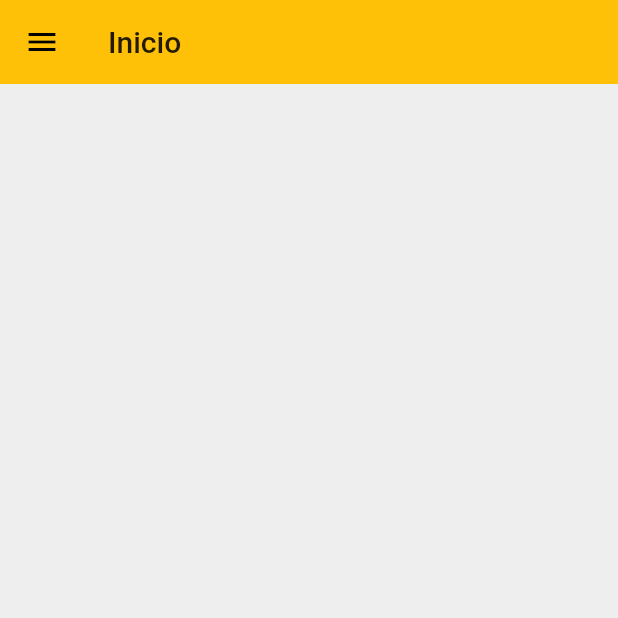
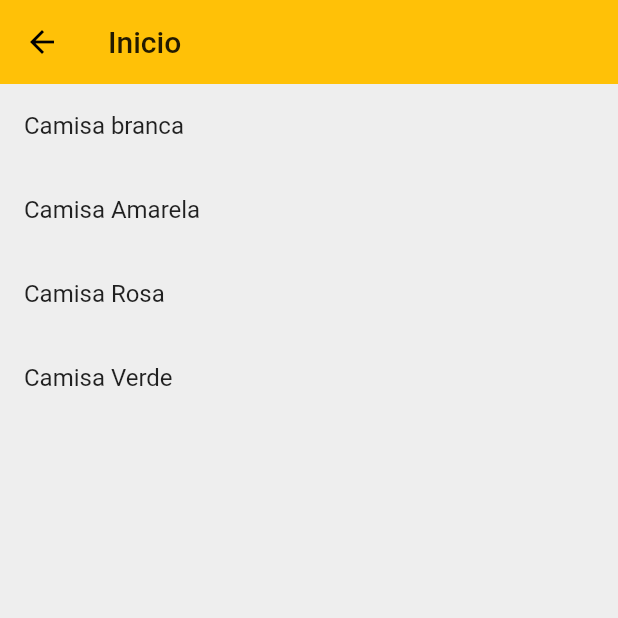
Before and after one commit to HelioVieiraSilvaJr/loja_virtual_flutter, a Flutter app: the screen it shows after launch, on a phone screen of 412 x 824 dp, the top half of it. Run offline on Flutter 3.47's test engine with Material 2 defaults, Android fonts, the phone set to English and light mode, and no system bars; our stand-ins replace cloud_firestore, firebase_auth; accounts and stored records are empty.

Commit message:
building productList screen.

```diff
--- a/lib/Scenes/BaseScreens.dart
+++ b/lib/Scenes/BaseScreens.dart
@@ -1,6 +1,7 @@
 import 'package:flutter/material.dart';
 import 'package:loja_virtual_flutter/Commons/DrawerCustom/DrawerCustom.dart';
 import 'package:loja_virtual_flutter/Commons/DrawerCustom/PageManager.dart';
+import 'package:loja_virtual_flutter/Scenes/Product/List/ProductListScreen.dart';
 import 'package:provider/provider.dart';
 
 class BaseScreens extends StatefulWidget {
@@ -20,13 +21,7 @@ class _BaseScreensState extends State<BaseScreens> {
         controller: pageController,
         physics: const NeverScrollableScrollPhysics(),
         children: <Widget>[
-          Scaffold(
-            drawer: DrawerCustom(),
-            appBar: AppBar(
-              title: Text("Inicio"),
-            ),
-            body: Container(),
-          ),
+          ProductListScreen(),
           Scaffold(
             drawer: DrawerCustom(),
             appBar: AppBar(
--- /dev/null
+++ b/lib/Scenes/Product/List/ProductListScreen.dart
@@ -0,0 +1,50 @@
+import 'package:flutter/material.dart';
+import 'package:loja_virtual_flutter/Scenes/Product/List/ProductListViewModel.dart';
+import 'package:loja_virtual_flutter/Scenes/Product/Model/Product.dart';
+
+class ProductListScreen extends StatefulWidget {
+  @override
+  _ProductListScreenState createState() => _ProductListScreenState();
+}
+
+class _ProductListScreenState extends State<ProductListScreen> {
+
+  var viewModel = ProductListViewModel();
+
+  @override
+  void initState() {
+    // TODO: implement initState
+    super.initState();
+
+    viewModel.fetchProducts();
+  }
+
+  @override
+  Widget build(BuildContext context) {
+    return Scaffold(
+      appBar: AppBar(
+        title: Text("Inicio"),
+      ),
+      body: StreamBuilder(
+          stream: viewModel.controller.stream,
+          initialData: new Product(),
+          builder: (context, snapshot) {
+            print("HELIO: $snapshot");
+            var products = viewModel.products;
+            return ListView.builder(
+              itemCount: products.length,
+              itemBuilder: (context, indice) {
+                Product product = products[indice];
+                return ListTile(
+                  title: Text(product.name),
+                  onTap: (){
+                    print("clicou item: ${product.description}");
+                  },
+                );
+              },
+            );
+          }
+      ),
+    );
+  }
+}
--- /dev/null
+++ b/lib/Scenes/Product/List/ProductListViewModel.dart
@@ -0,0 +1,58 @@
+import 'dart:async';
+import 'package:loja_virtual_flutter/Scenes/Product/Model/Product.dart';
+import 'package:loja_virtual_flutter/Scenes/Product/Repository/ProductListRepository.dart';
+
+class ProductListViewModel {
+
+  final _repository = ProductListRepository();
+
+  final controller = StreamController<bool>.broadcast();
+  List<Product> products = [];
+
+  Future<void> fetchProducts() async {
+
+    Product product1 = new Product(
+      name: "Camisa branca",
+      description: "Camisa Branca de alta qualidade",
+      images: [
+        "http://primeira/imagem",
+        "http://segunda/imagem"
+      ]
+    );
+    Product product2 = new Product(
+        name: "Camisa Amarela",
+        description: "Camisa Amarela de alta qualidade",
+        images: [
+          "http://primeira/imagem",
+          "http://segunda/imagem"
+        ]
+    );
+    products.add(product1);
+    products.add(product2);
+
+    await Future.delayed(Duration(seconds: 3));
+    controller.add(true);
+
+    Product product3 = new Product(
+        name: "Camisa Rosa",
+        description: "Camisa Rosa de alta qualidade",
+        images: [
+          "http://primeira/imagem",
+          "http://segunda/imagem"
+        ]
+    );
+    Product product4 = new Product(
+        name: "Camisa Verde",
+        description: "Camisa Verde de alta qualidade",
+        images: [
+          "http://primeira/imagem",
+          "http://segunda/imagem"
+        ]
+    );
+    products.add(product3);
+    products.add(product4);
+
+    await Future.delayed(Duration(seconds: 3));
+    controller.add(true);
+  }
+}
--- /dev/null
+++ b/lib/Scenes/Product/Model/Product.dart
@@ -0,0 +1,8 @@
+class Product {
+
+  Product({this.name, this.description, this.images});
+
+  String name;
+  String description;
+  List<String> images;
+}
--- /dev/null
+++ b/lib/Scenes/Product/Repository/ProductListRepository.dart
@@ -0,0 +1,3 @@
+class ProductListRepository {
+
+}
```
